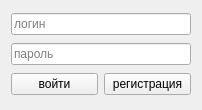
Qt form login.ui (RefcharpN/messenger) before a commit.
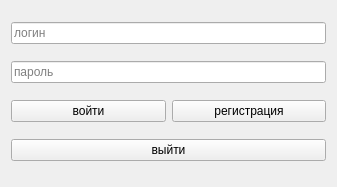
The same form after that commit.

```diff
--- a/login.ui
+++ b/login.ui
@@ -6,8 +6,8 @@
    <rect>
     <x>0</x>
     <y>0</y>
-    <width>202</width>
-    <height>110</height>
+    <width>337</width>
+    <height>187</height>
    </rect>
   </property>
   <property name="windowTitle">
@@ -46,6 +46,13 @@
      </item>
     </layout>
    </item>
+   <item>
+    <widget class="QPushButton" name="pushButton_3">
+     <property name="text">
+      <string>выйти</string>
+     </property>
+    </widget>
+   </item>
   </layout>
  </widget>
  <resources/>
```
